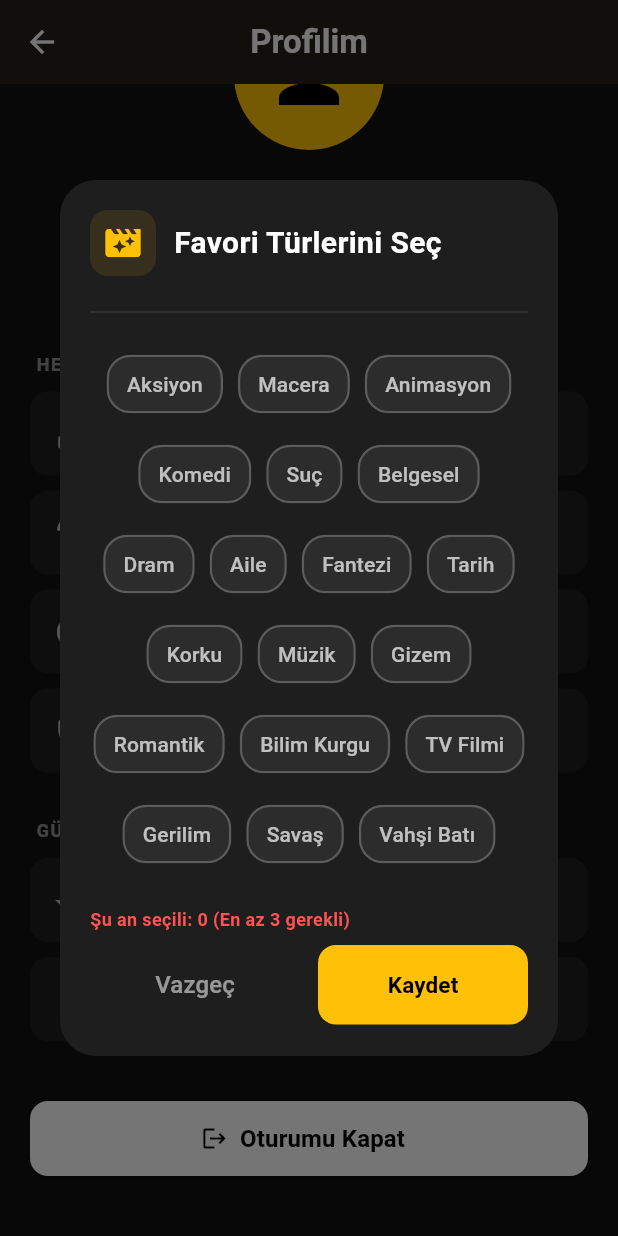
After one commit to aydin1925/cineguide, a Flutter app: the ProfileScreen screen opened directly, scrolled down 76 dp, after a tap on "Favori Türleri Düzenle", on a phone screen of 412 x 824 dp. The commit adds this screen. Run offline on Flutter 3.47's test engine with Material 3 defaults, Android fonts, the light colour scheme and no system bars; our stand-ins replace supabase_flutter; accounts and stored records are empty; network calls fail.

Commit message:
Profil ekrani yenilendi, tur duzenleme (validasyonlu), hesap ayarlari ve modern UI eklendi

```diff
--- a/lib/screens/detail_screen.dart
+++ b/lib/screens/detail_screen.dart
@@ -33,7 +33,7 @@ class _DetailScreenState extends State<DetailScreen> {
       if (mounted) {
         setState(() {
           _isAddedToList = data != null;
-          _isLoading = false; // Yükleme bitti, butonu açabiliriz
+          _isLoading = false;
         });
       }
     }
@@ -53,7 +53,6 @@ class _DetailScreenState extends State<DetailScreen> {
 
     try {
       if (_isAddedToList == true) {
-        // --- INSERT (EKLEME) ---
         await Supabase.instance.client.from('watchlists').insert({
           'user_id': userId,
           'movie_id': movieId,
@@ -202,7 +201,7 @@ class _DetailScreenState extends State<DetailScreen> {
                     style: const TextStyle(color: Colors.grey, fontSize: 16, height: 1.5),
                   ),
 
-                  const SizedBox(height: 50), // En altta biraz boşluk kalsın
+                  const SizedBox(height: 50),
                 ],
               ),
             ),
--- /dev/null
+++ b/lib/screens/profile_screen.dart
@@ -0,0 +1,449 @@
+import 'package:flutter/material.dart';
+import 'package:supabase_flutter/supabase_flutter.dart';
+import 'login_screen.dart';
+
+class ProfileScreen extends StatefulWidget {
+  const ProfileScreen({super.key});
+
+  @override
+  State<ProfileScreen> createState() => _ProfileScreenState();
+}
+
+class _ProfileScreenState extends State<ProfileScreen> {
+  bool _isLoading = true;
+  String? _username;
+  List<int> _favoriteGenreIds = [];
+  final user = Supabase.instance.client.auth.currentUser;
+
+  final Map<int, String> _genresMap = {
+    28: 'Aksiyon',
+    12: 'Macera',
+    16: 'Animasyon',
+    35: 'Komedi',
+    80: 'Suç',
+    99: 'Belgesel',
+    18: 'Dram',
+    10751: 'Aile',
+    14: 'Fantezi',
+    36: 'Tarih',
+    27: 'Korku',
+    10402: 'Müzik',
+    9648: 'Gizem',
+    10749: 'Romantik',
+    878: 'Bilim Kurgu',
+    10770: 'TV Filmi',
+    53: 'Gerilim',
+    10752: 'Savaş',
+    37: 'Vahşi Batı',
+  };
+
+  @override
+  void initState() {
+    super.initState();
+    _getProfile();
+  }
+
+  Future<void> _getProfile() async {
+    try {
+      final userId = user!.id;
+      final data = await Supabase.instance.client
+          .from('profiles')
+          .select('username, favorite_genres')
+          .eq('id', userId)
+          .single();
+
+      if (mounted) {
+        setState(() {
+          _username = data['username'] as String?;
+          _favoriteGenreIds = List<int>.from(data['favorite_genres'] ?? []);
+          _isLoading = false;
+        });
+      }
+    } catch (e) {
+      if (mounted) setState(() => _isLoading = false);
+    }
+  }
+
+  // tür düzenleme fonksiyonu
+  void _showGenreEditor() {
+    List<int> tempSelectedGenres = List.from(_favoriteGenreIds);
+
+    showDialog(
+      context: context,
+      barrierDismissible: false,
+      builder: (context) {
+        return StatefulBuilder(
+          builder: (context, setDialogState) {
+            return Dialog(
+              backgroundColor: const Color(0xFF1E1E1E),
+              shape: RoundedRectangleBorder(borderRadius: BorderRadius.circular(24)),
+              child: Container(
+                constraints: const BoxConstraints(maxHeight: 600),
+                padding: const EdgeInsets.all(20),
+                child: Column(
+                  mainAxisSize: MainAxisSize.min,
+                  children: [
+                    Row(
+                      children: [
+                        Container(
+                          padding: const EdgeInsets.all(8),
+                          decoration: BoxDecoration(
+                            color: Colors.amber.withOpacity(0.1),
+                            borderRadius: BorderRadius.circular(12),
+                          ),
+                          child: const Icon(Icons.movie_filter_rounded, color: Colors.amber, size: 28),
+                        ),
+                        const SizedBox(width: 12),
+                        const Text(
+                          "Favori Türlerini Seç",
+                          style: TextStyle(color: Colors.white, fontSize: 20, fontWeight: FontWeight.bold),
+                        ),
+                      ],
+                    ),
+                    const SizedBox(height: 16),
+                    const Divider(color: Colors.white10),
+                    const SizedBox(height: 16),
+
+                    Flexible(
+                      child: SingleChildScrollView(
+                        physics: const BouncingScrollPhysics(),
+                        child: Wrap(
+                          spacing: 10,
+                          runSpacing: 12,
+                          alignment: WrapAlignment.center,
+                          children: _genresMap.entries.map((entry) {
+                            final isSelected = tempSelectedGenres.contains(entry.key);
+                            return FilterChip(
+                              label: Text(entry.value),
+                              selected: isSelected,
+                              showCheckmark: false,
+                              labelStyle: TextStyle(
+                                color: isSelected ? Colors.black : Colors.white70,
+                                fontWeight: isSelected ? FontWeight.w800 : FontWeight.w500,
+                                fontSize: 14,
+                              ),
+                              backgroundColor: const Color(0xFF2C2C2C),
+                              selectedColor: Colors.amber,
+                              padding: const EdgeInsets.symmetric(horizontal: 4, vertical: 8),
+                              shape: RoundedRectangleBorder(
+                                borderRadius: BorderRadius.circular(16),
+                                side: BorderSide(
+                                  color: isSelected ? Colors.amber : Colors.white12,
+                                  width: 1.5,
+                                ),
+                              ),
+                              onSelected: (bool selected) {
+                                setDialogState(() {
+                                  if (selected) {
+                                    tempSelectedGenres.add(entry.key);
+                                  } else {
+                                    tempSelectedGenres.remove(entry.key);
+                                  }
+                                });
+                              },
+                            );
+                          }).toList(),
+                        ),
+                      ),
+                    ),
+
+                    const SizedBox(height: 24),
+
+                    Align(
+                      alignment: Alignment.centerLeft,
+                      child: Text(
+                        "Şu an seçili: ${tempSelectedGenres.length} (En az 3 gerekli)",
+                        style: TextStyle(
+                          color: tempSelectedGenres.length < 3 ? Colors.redAccent : Colors.green,
+                          fontSize: 12,
+                          fontWeight: FontWeight.bold
+                        ),
+                      ),
+                    ),
+                    const SizedBox(height: 8),
+
+                    Row(
+                      children: [
+                        Expanded(
+                          child: TextButton(
+                            onPressed: () => Navigator.pop(context),
+                            style: TextButton.styleFrom(
+                              padding: const EdgeInsets.symmetric(vertical: 16),
+                              shape: RoundedRectangleBorder(borderRadius: BorderRadius.circular(12)),
+                            ),
+                            child: const Text("Vazgeç", style: TextStyle(color: Colors.white54, fontSize: 16)),
+                          ),
+                        ),
+                        const SizedBox(width: 12),
+
+                        Expanded(
+                          child: ElevatedButton(
+                            onPressed: () async {
+                              if (tempSelectedGenres.length < 3) {
+                                ScaffoldMessenger.of(context).showSnackBar(
+                                  const SnackBar(
+                                    content: Text("⚠️ Lütfen en az 3 tür seçin!"),
+                                    backgroundColor: Colors.red,
+                                    behavior: SnackBarBehavior.floating,
+                                  ),
+                                );
+                                return;
+                              }
+
+                              await _updateGenresInDb(tempSelectedGenres);
+                              setState(() {
+                                _favoriteGenreIds = tempSelectedGenres;
+                              });
+                              if (mounted) Navigator.pop(context);
+                            },
+                            style: ElevatedButton.styleFrom(
+                              backgroundColor: Colors.amber,
+                              foregroundColor: Colors.black,
+                              elevation: 0,
+                              padding: const EdgeInsets.symmetric(vertical: 16),
+                              shape: RoundedRectangleBorder(borderRadius: BorderRadius.circular(12)),
+                            ),
+                            child: const Text("Kaydet", style: TextStyle(fontWeight: FontWeight.bold, fontSize: 15)),
+                          ),
+                        ),
+                      ],
+                    ),
+                  ],
+                ),
+              ),
+            );
+          },
+        );
+      },
+    );
+  }
+
+  // güncellenen türleri veritabanına kaydeden fonksiyon
+  Future<void> _updateGenresInDb(List<int> newGenres) async {
+    try {
+      await Supabase.instance.client
+          .from('profiles')
+          .update({'favorite_genres': newGenres})
+          .eq('id', user!.id);
+
+      ScaffoldMessenger.of(context).showSnackBar(
+        const SnackBar(content: Text("Favori türlerin güncellendi!"), backgroundColor: Colors.green),
+      );
+    } catch (e) {
+      ScaffoldMessenger.of(context).showSnackBar(
+        SnackBar(content: Text("Hata oluştu: $e"), backgroundColor: Colors.red),
+      );
+    }
+  }
+
+  // çıkış fonksiyonu
+  Future<void> _signOut() async {
+    await Supabase.instance.client.auth.signOut();
+    if (mounted) {
+      Navigator.pushAndRemoveUntil(
+        context,
+        MaterialPageRoute(builder: (context) => const LoginScreen()),
+        (route) => false,
+      );
+    }
+  }
+
+  // yakında geliyor yazan fonksiyon
+  void _showComingSoon(String feature) {
+    ScaffoldMessenger.of(context).clearSnackBars();
+
+    ScaffoldMessenger.of(context).showSnackBar(
+      SnackBar(
+        content: Row(
+          children: [
+            Container(
+              padding: const EdgeInsets.all(8),
+              decoration: BoxDecoration(
+                color: Colors.black.withOpacity(0.1),
+                shape: BoxShape.circle,
+              ),
+              child: const Icon(Icons.rocket_launch_rounded, color: Colors.black, size: 20),
+            ),
+            const SizedBox(width: 12),
+
+            Expanded(
+              child: Column(
+                mainAxisSize: MainAxisSize.min,
+                crossAxisAlignment: CrossAxisAlignment.start,
+                children: [
+                  Text(
+                    "$feature Özelliği",
+                    style: const TextStyle(
+                      color: Colors.black,
+                      fontWeight: FontWeight.bold,
+                      fontSize: 14,
+                    ),
+                  ),
+                  const Text(
+                    "Çok yakında burada olacak! 🛠️",
+                    style: TextStyle(
+                      color: Colors.black87,
+                      fontSize: 12,
+                    ),
+                  ),
+                ],
+              ),
+            ),
+          ],
+        ),
+
+        backgroundColor: Colors.amber,
+        behavior: SnackBarBehavior.floating,
+        elevation: 6,
+        margin: const EdgeInsets.all(16),
+        shape: RoundedRectangleBorder(
+          borderRadius: BorderRadius.circular(16),
+        ),
+        duration: const Duration(seconds: 2),
+      ),
+    );
+  }
+
+  @override
+  Widget build(BuildContext context) {
+    return Scaffold(
+      backgroundColor: const Color(0xFF121212),
+      appBar: AppBar(
+        title: const Text("Profilim", style: TextStyle(color: Colors.white, fontWeight: FontWeight.bold)),
+        backgroundColor: Colors.transparent,
+        elevation: 0,
+        centerTitle: true,
+        iconTheme: const IconThemeData(color: Colors.white),
+      ),
+      body: _isLoading
+          ? const Center(child: CircularProgressIndicator(color: Colors.amber))
+          : SingleChildScrollView(
+              child: Padding(
+                padding: const EdgeInsets.all(20.0),
+                child: Column(
+                  children: [
+                    const CircleAvatar(
+                      radius: 50,
+                      backgroundColor: Colors.amber,
+                      child: Icon(Icons.person, size: 60, color: Colors.black),
+                    ),
+                    const SizedBox(height: 16),
+                    Text(
+                      _username ?? "Kullanıcı",
+                      style: const TextStyle(color: Colors.white, fontSize: 24, fontWeight: FontWeight.bold),
+                    ),
+                    Text(
+                      user?.email ?? "",
+                      style: const TextStyle(color: Colors.grey, fontSize: 14),
+                    ),
+                    const SizedBox(height: 8),
+
+                    // kaç tür seçildi
+                    Container(
+                      padding: const EdgeInsets.symmetric(horizontal: 12, vertical: 4),
+                      decoration: BoxDecoration(color: Colors.white10, borderRadius: BorderRadius.circular(20)),
+                      child: Text(
+                        "${_favoriteGenreIds.length} Favori Tür",
+                        style: const TextStyle(color: Colors.amber, fontSize: 12, fontWeight: FontWeight.bold),
+                      ),
+                    ),
+
+                    const SizedBox(height: 30),
+
+                    _buildSectionHeader("Hesap & Ayarlar"),
+
+                    // tür düzenleme buttonu
+                    _buildMenuTile(
+                      icon: Icons.category_rounded,
+                      title: "Favori Türleri Düzenle",
+                      onTap: _showGenreEditor,
+                    ),
+
+                    _buildMenuTile(
+                      icon: Icons.notifications_active_rounded,
+                      title: "Bildirim Ayarları",
+                      trailing: Switch(value: true, onChanged: (val) {}, activeColor: Colors.amber),
+                      onTap: () {},
+                    ),
+
+                    _buildMenuTile(
+                      icon: Icons.language,
+                      title: "Uygulama Dili",
+                      trailing: const Text("Türkçe 🇹🇷", style: TextStyle(color: Colors.grey)),
+                      onTap: () => _showComingSoon("Dil Değiştirme"),
+                    ),
+
+                    _buildMenuTile(
+                      icon: Icons.privacy_tip_rounded,
+                      title: "Gizlilik ve Hakkında",
+                      onTap: () => _showComingSoon("Gizlilik Sayfası"),
+                    ),
+
+                    const SizedBox(height: 20),
+                    _buildSectionHeader("Güvenlik"),
+
+                    _buildMenuTile(
+                      icon: Icons.lock_reset,
+                      title: "Şifremi Değiştir",
+                      onTap: () => _showComingSoon("Şifre Sıfırlama"),
+                    ),
+
+                    _buildMenuTile(
+                      icon: Icons.delete_forever,
+                      title: "Hesabımı Sil",
+                      textColor: Colors.redAccent,
+                      iconColor: Colors.redAccent,
+                      onTap: () => _showComingSoon("Hesap Silme"),
+                    ),
+
+                    const SizedBox(height: 30),
+
+                    SizedBox(
+                      width: double.infinity,
+                      height: 50,
+                      child: ElevatedButton.icon(
+                        onPressed: _signOut,
+                        icon: const Icon(Icons.logout, color: Colors.black),
+                        label: const Text("Oturumu Kapat", style: TextStyle(color: Colors.black, fontSize: 16, fontWeight: FontWeight.bold)),
+                        style: ElevatedButton.styleFrom(backgroundColor: Colors.white, shape: RoundedRectangleBorder(borderRadius: BorderRadius.circular(12))),
+                      ),
+                    ),
+                    const SizedBox(height: 20),
+                  ],
+                ),
+              ),
+            ),
+    );
+  }
+
+  Widget _buildSectionHeader(String title) {
+    return Padding(
+      padding: const EdgeInsets.only(bottom: 10, left: 4),
+      child: Align(
+        alignment: Alignment.centerLeft,
+        child: Text(title.toUpperCase(), style: const TextStyle(color: Colors.white54, fontSize: 12, fontWeight: FontWeight.bold, letterSpacing: 1)),
+      ),
+    );
+  }
+
+  Widget _buildMenuTile({
+    required IconData icon,
+    required String title,
+    VoidCallback? onTap,
+    Widget? trailing,
+    Color textColor = Colors.white,
+    Color iconColor = Colors.white70,
+  }) {
+    return Container(
+      margin: const EdgeInsets.only(bottom: 10),
+      decoration: BoxDecoration(color: const Color(0xFF1F1F1F), borderRadius: BorderRadius.circular(12)),
+      child: ListTile(
+        leading: Icon(icon, color: iconColor),
+        title: Text(title, style: TextStyle(color: textColor, fontWeight: FontWeight.w500)),
+        trailing: trailing ?? const Icon(Icons.arrow_forward_ios, color: Colors.white24, size: 16),
+        onTap: onTap,
+        shape: RoundedRectangleBorder(borderRadius: BorderRadius.circular(12)),
+      ),
+    );
+  }
+}
```
Also changed, not shown: lib/main.dart (+4 -8 lines), lib/screens/home_screen.dart (+1 -9 lines), lib/screens/login_screen.dart (+7 -11 lines), lib/screens/movies_screen.dart (+29 -18 lines), lib/screens/register_screen.dart (+13 -17 lines), lib/screens/splash_screen.dart (+4 -15 lines), 1 other file.
